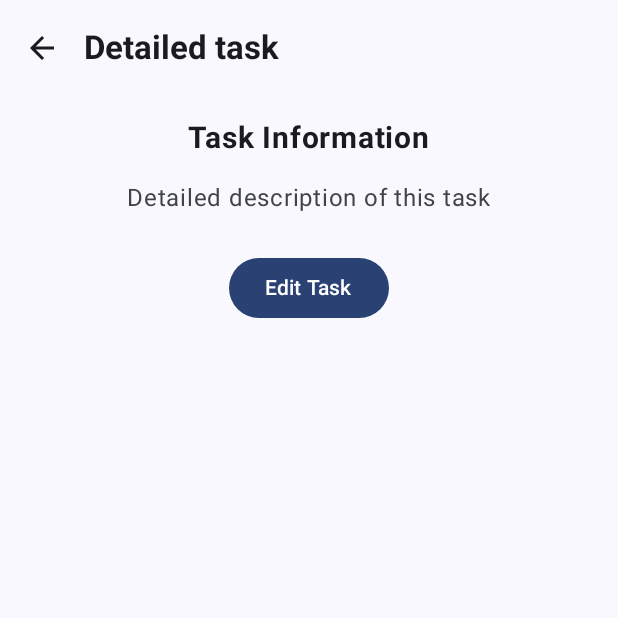
After one commit to AnnaLiulkova/LAB_1, an Android app built with Jetpack Compose: the composable TasksDetailsSubScreen shown on its own in the app's theme, on a phone screen of 412 x 824 dp, the top half of it. The commit adds this screen. Run offline under Robolectric (Android 15) with nearby library versions, the phone set to English and light mode, and no system bars.

Commit message:
feat: TasksScreen navigation setup (LAB-2)

```diff
--- a/app/build.gradle.kts
+++ b/app/build.gradle.kts
@@ -1,6 +1,7 @@
 plugins {
     alias(libs.plugins.android.application)
     alias(libs.plugins.kotlin.compose)
+    alias(libs.plugins.jetbrains.kotlin.serialization)
 }
 
 android {
@@ -37,6 +38,10 @@ android {
 }
 
 dependencies {
+    implementation(libs.androidx.navigation3.runtime)
+    implementation(libs.androidx.navigation3.ui)
+    implementation(libs.androidx.lifecycle.viewmodel.navigation3)
+    implementation(libs.kotlinx.serialization.core)
     implementation(libs.androidx.lifecycle.viewmodel.compose.v284)
     implementation(platform(libs.androidx.compose.bom))
     implementation(libs.androidx.activity.compose)
--- a/app/src/main/java/com/example/lab_1/MainActivity.kt
+++ b/app/src/main/java/com/example/lab_1/MainActivity.kt
@@ -22,6 +22,7 @@ import androidx.compose.ui.res.painterResource
 import androidx.compose.ui.graphics.vector.ImageVector
 import androidx.compose.ui.tooling.preview.Preview
 import androidx.compose.ui.tooling.preview.PreviewScreenSizes
+import com.example.lab_1.ui.navigation.TasksNavDisplay
 import com.example.lab_1.ui.screens.ProgressScreen
 import com.example.lab_1.ui.screens.TasksScreen
 import com.example.lab_1.ui.screens.ScheduleScreen
@@ -67,7 +68,7 @@ fun LAB_1App() {
                 AppDestinations.SCHEDULE -> ScheduleScreen(
                     modifier = Modifier.padding(innerPadding),
                 )
-                AppDestinations.TASKS -> TasksScreen(
+                AppDestinations.TASKS -> TasksNavDisplay(
                     modifier = Modifier.padding(innerPadding),
                 )
                 AppDestinations.PROGRESS -> ProgressScreen(
--- /dev/null
+++ b/app/src/main/java/com/example/lab_1/ui/screens/TasksDetailsSubScreen.kt
@@ -0,0 +1,88 @@
+package com.example.lab_1.ui.screens
+
+import androidx.compose.foundation.background
+import androidx.compose.foundation.layout.Column
+import androidx.compose.foundation.layout.fillMaxSize
+import androidx.compose.foundation.layout.padding
+import androidx.compose.material3.Button
+import androidx.compose.material3.ExperimentalMaterial3Api
+import androidx.compose.material3.Icon
+import androidx.compose.material3.IconButton
+import androidx.compose.material3.MaterialTheme
+import androidx.compose.material3.Scaffold
+import androidx.compose.material3.Text
+import androidx.compose.material3.TopAppBar
+import androidx.compose.material3.TopAppBarDefaults
+import androidx.compose.runtime.Composable
+import androidx.compose.ui.Alignment
+import androidx.compose.ui.Modifier
+import androidx.compose.ui.res.painterResource
+import androidx.compose.ui.text.font.FontWeight
+import androidx.compose.ui.unit.dp
+import androidx.compose.ui.unit.sp
+import com.example.lab_1.R
+
+@OptIn(ExperimentalMaterial3Api::class)
+@Composable
+fun TasksDetailsSubScreen(
+    modifier: Modifier = Modifier,
+    onBackClick: () -> Unit,
+    onNavigateToEdit: () -> Unit
+) {
+    Scaffold(
+        modifier = modifier.fillMaxSize(),
+        topBar = {
+            TopAppBar(
+                title = {
+                    Text(
+                        text = "Detailed task",
+                        style = MaterialTheme.typography.titleLarge,
+                        fontWeight = FontWeight.Bold
+                    )
+                },
+                navigationIcon = {
+                    IconButton(onClick = onBackClick) {
+                        Icon(
+                            painterResource(R.drawable.outline_arrow_back_24),
+                            contentDescription = "Back"
+                        )
+                    }
+                },
+                colors = TopAppBarDefaults.topAppBarColors(
+                    containerColor = MaterialTheme.colorScheme.surface,
+                    titleContentColor = MaterialTheme.colorScheme.onSurface,
+                    navigationIconContentColor = MaterialTheme.colorScheme.onSurface
+                )
+            )
+        }
+    ) { innerPadding ->
+        Column(
+            modifier = Modifier
+                .padding(innerPadding)
+                .fillMaxSize()
+                .background(MaterialTheme.colorScheme.background)
+                .padding(16.dp),
+            horizontalAlignment = Alignment.CenterHorizontally
+        ) {
+            Text(
+                text = "Task Information",
+                fontSize = 20.sp,
+                fontWeight = FontWeight.Bold,
+                modifier = Modifier.padding(bottom = 16.dp)
+            )
+
+            Text(
+                text = "Detailed description of this task",
+                fontSize = 16.sp,
+                color = MaterialTheme.colorScheme.onSurfaceVariant
+            )
+
+            Button(
+                onClick = onNavigateToEdit,
+                modifier = Modifier.padding(top = 24.dp)
+            ) {
+                Text("Edit Task")
+            }
+        }
+    }
+}
--- /dev/null
+++ b/app/src/main/res/drawable/outline_arrow_back_24.xml
@@ -0,0 +1,20 @@
+<!--
+  ~ Copyright (C) 2026 The Android Open Source Project
+  ~
+  ~ Licensed under the Apache License, Version 2.0 (the "License");
+  ~ you may not use this file except in compliance with the License.
+  ~ You may obtain a copy of the License at
+  ~
+  ~      http://www.apache.org/licenses/LICENSE-2.0
+  ~
+  ~ Unless required by applicable law or agreed to in writing, software
+  ~ distributed under the License is distributed on an "AS IS" BASIS,
+  ~ WITHOUT WARRANTIES OR CONDITIONS OF ANY KIND, either express or implied.
+  ~ See the License for the specific language governing permissions and
+  ~ limitations under the License.
+  -->
+<vector xmlns:android="http://schemas.android.com/apk/res/android" android:autoMirrored="true" android:height="24dp" android:tint="#000000" android:viewportHeight="960" android:viewportWidth="960" android:width="24dp">
+
+    <path android:fillColor="@android:color/white" android:pathData="M313,520L537,744L480,800L160,480L480,160L537,216L313,440L800,440L800,520L313,520Z"/>
+
+</vector>
--- a/build.gradle.kts
+++ b/build.gradle.kts
@@ -2,4 +2,5 @@
 plugins {
     alias(libs.plugins.android.application) apply false
     alias(libs.plugins.kotlin.compose) apply false
+    alias(libs.plugins.jetbrains.kotlin.serialization) apply false
 }
```
Also changed, not shown: app/src/main/java/com/example/lab_1/ui/navigation/TasksNavDisplay.kt (added, +46 -0 lines), app/src/main/java/com/example/lab_1/ui/navigation/TasksSubScreen.kt (added, +15 -0 lines), app/src/main/java/com/example/lab_1/ui/screens/TasksEditSubScreen.kt (added, +34 -0 lines), app/src/main/java/com/example/lab_1/ui/screens/TasksScreen.kt (+12 -8 lines), app/src/main/java/com/example/lab_1/ui/viewmodels/TasksViewModel.kt (+23 -0 lines), gradle/libs.versions.toml (+8 -1 lines).
